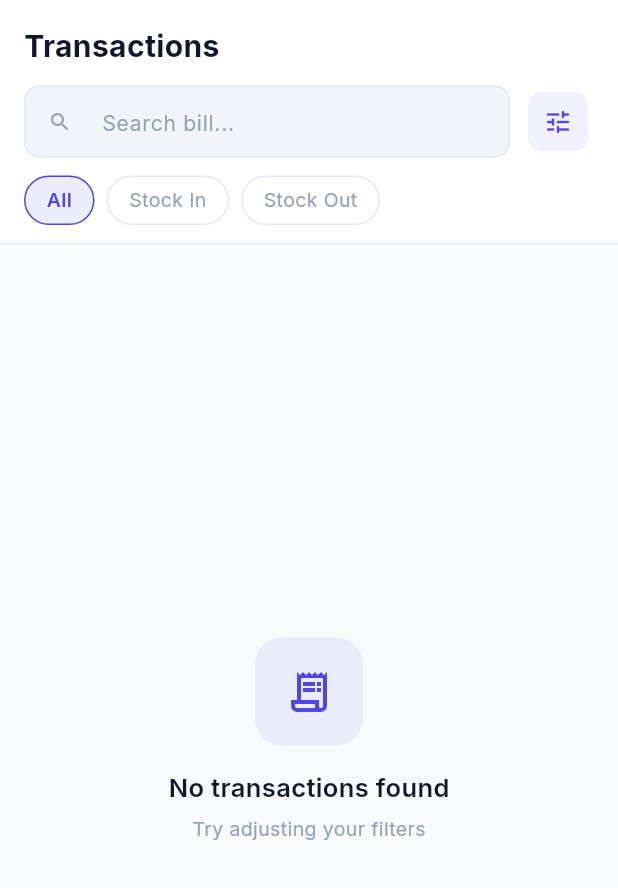
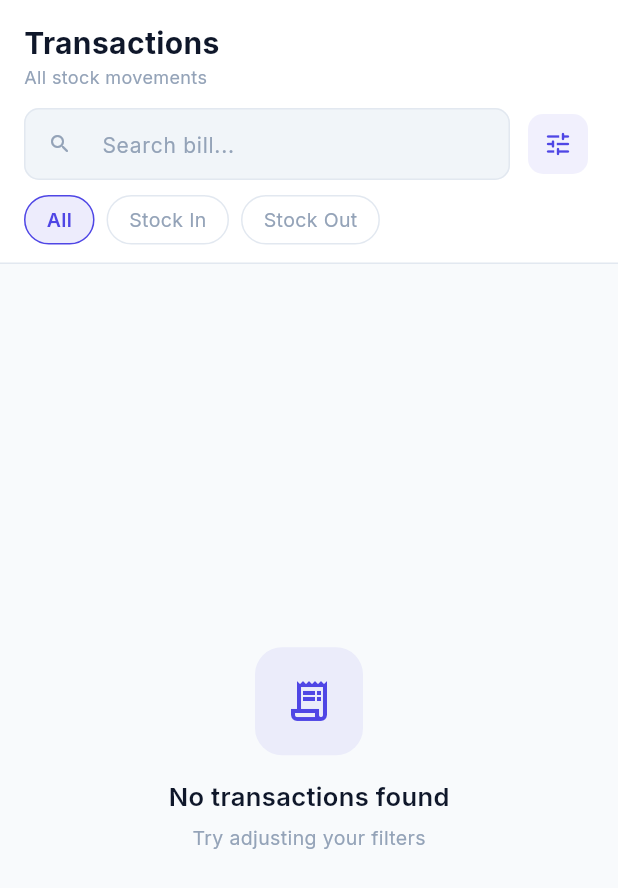
Before and after one commit to riazahmedmahin/textile_store_management, a Flutter app: the TransactionsScreen screen opened directly, on a phone screen of 412 x 824 dp. Shown: the top 888 px of the screen. Run offline on Flutter 3.47's test engine with Material 3 defaults, Android fonts, the phone set to English and light mode, and no system bars; our stand-ins replace fl_chart, google_fonts, shared_preferences; accounts and stored records are empty.

Commit message:
feat: unify opening stock into history entries and update dashboard and transaction UI layouts

```diff
--- a/lib/screens/stock/stock_history_screen.dart
+++ b/lib/screens/stock/stock_history_screen.dart
@@ -135,6 +135,8 @@ class _StockHistoryScreenState extends State<StockHistoryScreen> {
     final totalOut =
         entries.where((e) => e.type == 'out').fold(0.0, (s, e) => s + e.quantity);
 
+    final hasLegacyOpening = widget.product.initialStock > 0;
+
     return Container(
       padding: const EdgeInsets.symmetric(vertical: 12),
       decoration: const BoxDecoration(
@@ -146,6 +148,7 @@ class _StockHistoryScreenState extends State<StockHistoryScreen> {
         padding: const EdgeInsets.symmetric(horizontal: 24),
         child: Row(
           children: [
+            if (hasLegacyOpening) ...[
               _SummaryChip(
                 label: 'Opening',
                 value: widget.product.initialStock,
@@ -155,8 +158,9 @@ class _StockHistoryScreenState extends State<StockHistoryScreen> {
               const SizedBox(width: 6),
               const Icon(Icons.add, size: 14, color: AppTheme.textMuted),
               const SizedBox(width: 6),
+            ],
             _SummaryChip(
-              label: 'Total In',
+              label: 'Stock In',
               value: totalIn,
               unit: widget.product.unit,
               color: AppTheme.success,
@@ -165,7 +169,7 @@ class _StockHistoryScreenState extends State<StockHistoryScreen> {
             const Icon(Icons.remove, size: 14, color: AppTheme.textMuted),
             const SizedBox(width: 6),
             _SummaryChip(
-              label: 'Total Out',
+              label: 'Stock Out',
               value: totalOut,
               unit: widget.product.unit,
               color: AppTheme.danger,
--- a/lib/screens/transactions/transactions_screen.dart
+++ b/lib/screens/transactions/transactions_screen.dart
@@ -52,7 +52,7 @@ class _TransactionsScreenState extends State<TransactionsScreen> {
   Widget _buildTopBar(bool isMobile) {
     if (isMobile) {
       return Container(
-        padding: const EdgeInsets.fromLTRB(16, 16, 16, 12),
+        padding: const EdgeInsets.fromLTRB(16, 14, 16, 12),
         decoration: const BoxDecoration(
           color: AppTheme.bgCard,
           border: Border(bottom: BorderSide(color: AppTheme.border)),
@@ -67,6 +67,10 @@ class _TransactionsScreenState extends State<TransactionsScreen> {
                 fontWeight: FontWeight.w700,
                 color: AppTheme.textPrimary,
               ),
+            ),
+            const Text(
+              'All stock movements',
+              style: TextStyle(fontSize: 12, color: AppTheme.textMuted),
             ),
             const SizedBox(height: 12),
             Row(
@@ -137,7 +141,7 @@ class _TransactionsScreenState extends State<TransactionsScreen> {
                 ],
               ],
             ),
-            const SizedBox(height: 12),
+            const SizedBox(height: 10),
             // Type filter tabs
             Row(
               children: [
```
Also changed, not shown: lib/providers/product_provider.dart (+20 -2 lines), lib/screens/dashboard/dashboard_screen.dart (+3 -8 lines), 3 other files. Lines whose indentation alone changed are shown as unchanged.
